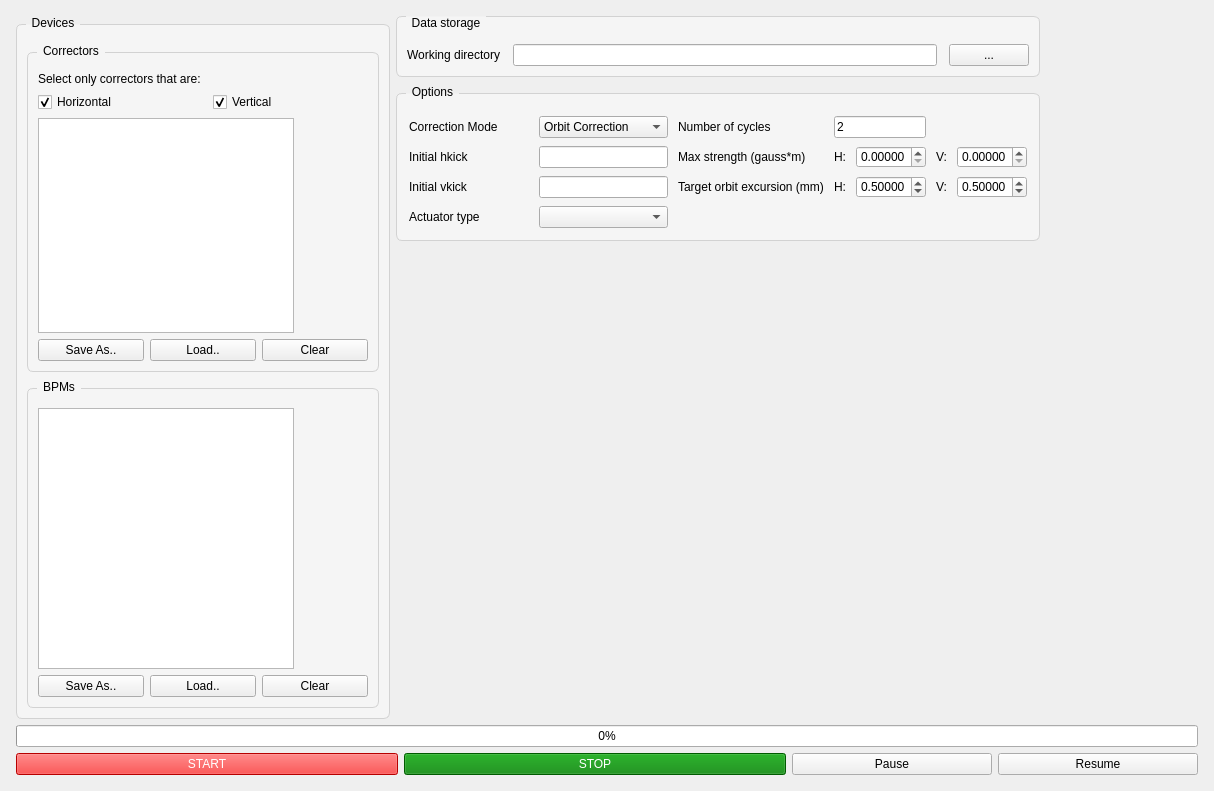
Qt form UI files/SysID_GUI.ui (wiktoria-malek/flight-simulator) before a commit.
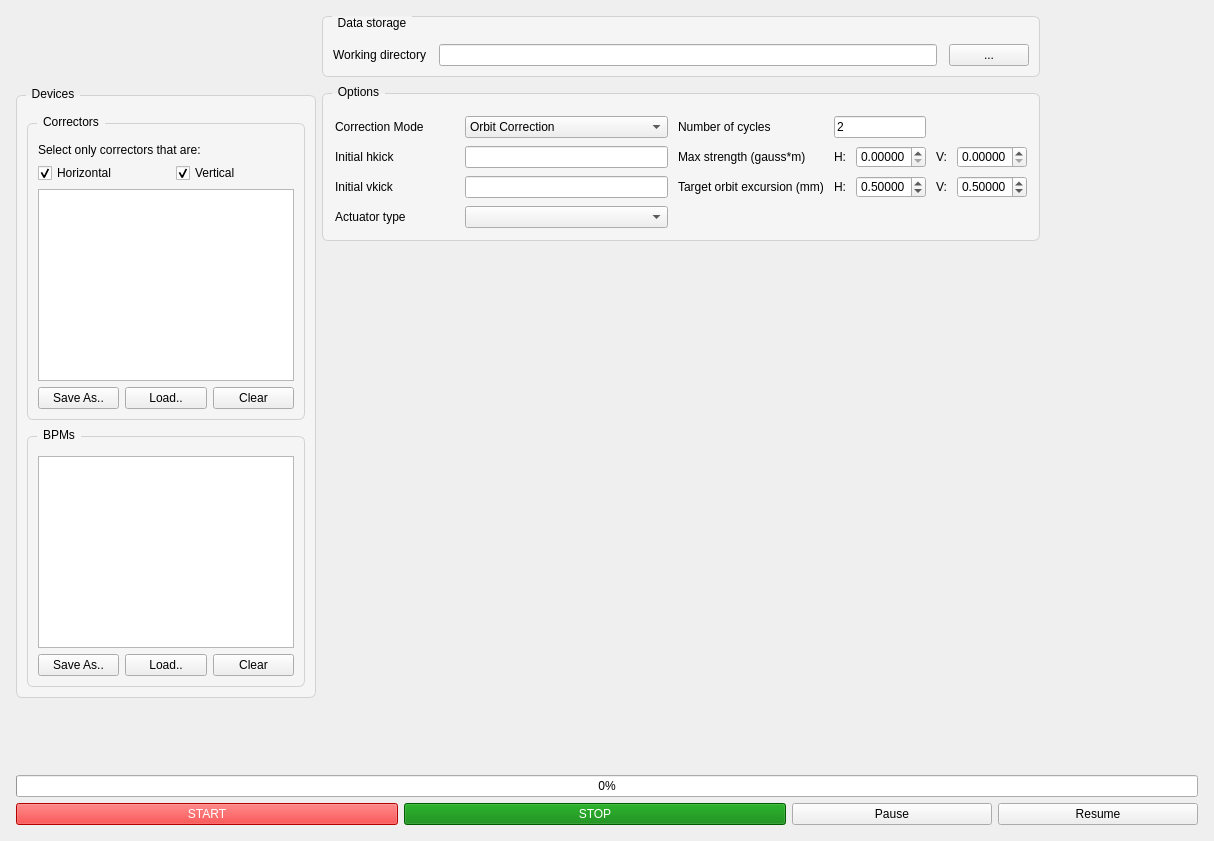
The same form after that commit.

What changed in the file:
```diff
--- a/UI files/SysID_GUI.ui
+++ b/UI files/SysID_GUI.ui
@@ -7,7 +7,7 @@
     <x>0</x>
     <y>0</y>
     <width>1214</width>
-    <height>791</height>
+    <height>841</height>
    </rect>
   </property>
   <property name="windowTitle">
@@ -36,6 +36,12 @@
        <layout class="QHBoxLayout" name="horizontal_layout">
         <item>
          <widget class="QGroupBox" name="devicesGroup">
+          <property name="sizePolicy">
+           <sizepolicy hsizetype="Fixed" vsizetype="Fixed">
+            <horstretch>0</horstretch>
+            <verstretch>0</verstretch>
+           </sizepolicy>
+          </property>
           <property name="styleSheet">
            <string notr="true">QGroupBox#devicesGroup {
     background-color: rgb(245, 245, 245);
```
